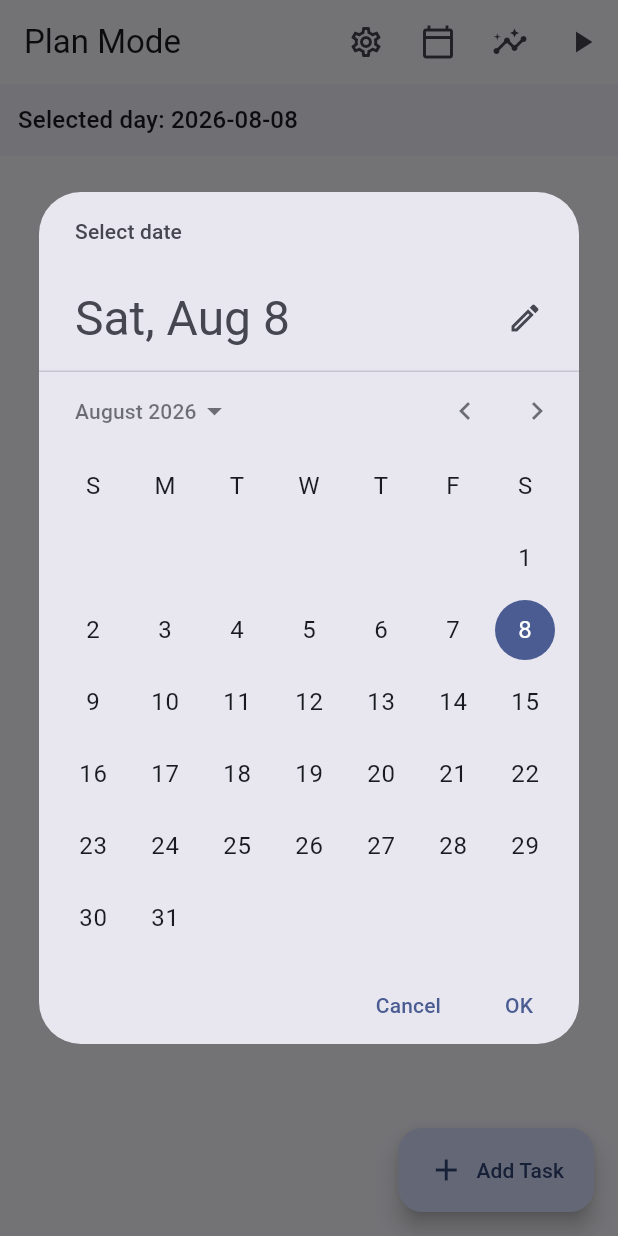
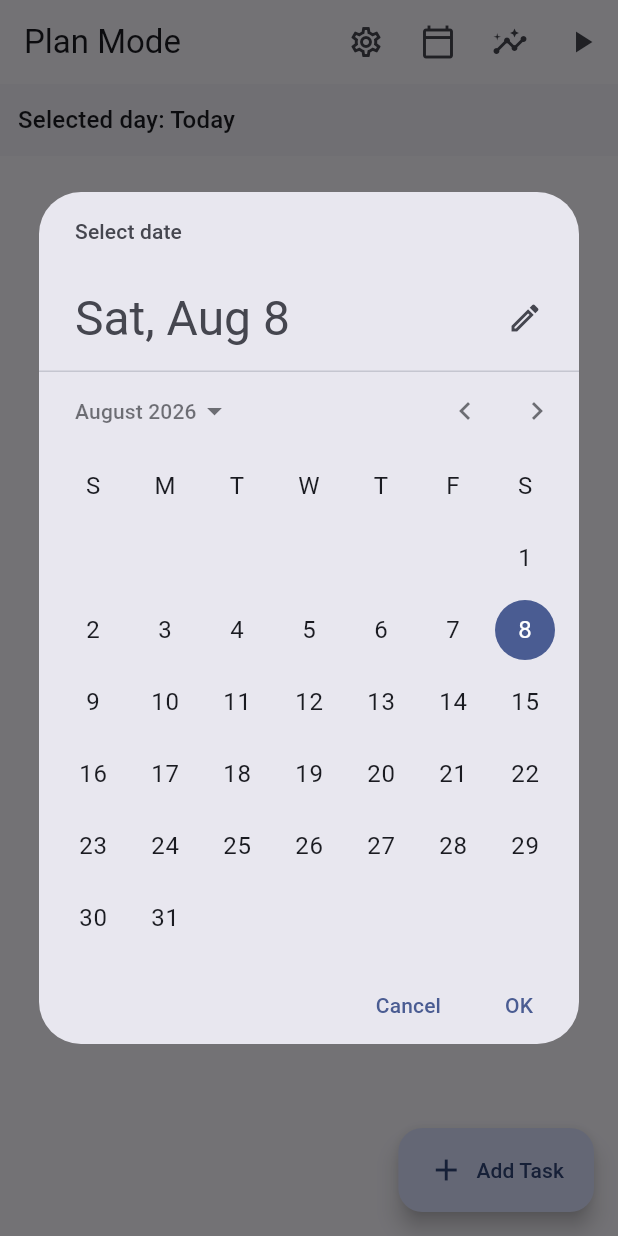
Before and after one commit to finn-oe/focused_task, a Flutter app: the screen it shows after launch, after a tap on the "calendar today" icon, on a phone screen of 412 x 824 dp. Run offline on Flutter 3.47's test engine with Material 3 defaults, Android fonts, the phone set to English and light mode, and no system bars; our stand-ins replace drift, flutter_riverpod, go_router, shared_preferences; missing offline and left inert: fractional_indexing; accounts and stored records are empty; generated files the repository leaves out were written again.

Commit message:
Added improved dates

```diff
--- a/lib/features/tasks/presentation/plan_mode/plan_screen.dart
+++ b/lib/features/tasks/presentation/plan_mode/plan_screen.dart
@@ -23,6 +23,24 @@ class _PlanScreenState extends ConsumerState<PlanScreen> {
     WidgetsBinding.instance.addPostFrameCallback((_) {
       _handleRecoverableSessions();
     });
+  }
+
+  String _formatSelectedDate(DateTime selectedDay) {
+    final now = DateTime.now();
+    final today = DateTime(now.year, now.month, now.day);
+    final targetDate = DateTime(selectedDay.year, selectedDay.month, selectedDay.day);
+
+    final difference = targetDate.difference(today).inDays;
+
+    if (difference == 0) {
+      return 'Today';
+    } else if (difference == 1) {
+      return 'Tomorrow';
+    } else if (difference == -1) {
+      return 'Yesterday';
+    } else {
+      return '${selectedDay.year}-${selectedDay.month.toString().padLeft(2, '0')}-${selectedDay.day.toString().padLeft(2, '0')}';
+    }
   }
 
   Future<void> _handleRecoverableSessions() async {
@@ -94,10 +112,7 @@ class _PlanScreenState extends ConsumerState<PlanScreen> {
             width: double.infinity,
             padding: const EdgeInsets.all(12),
             color: Theme.of(context).colorScheme.surfaceContainerLow,
-            child: Text(
-              'Selected day: ${state.selectedDay.year}-${state.selectedDay.month.toString().padLeft(2, '0')}-${state.selectedDay.day.toString().padLeft(2, '0')}',
-              style: Theme.of(context).textTheme.titleMedium,
-            ),
+            child: Text('Selected day: ${_formatSelectedDate(state.selectedDay)}', style: Theme.of(context).textTheme.titleMedium),
           ),
           Expanded(
             child: state.isLoading
```
